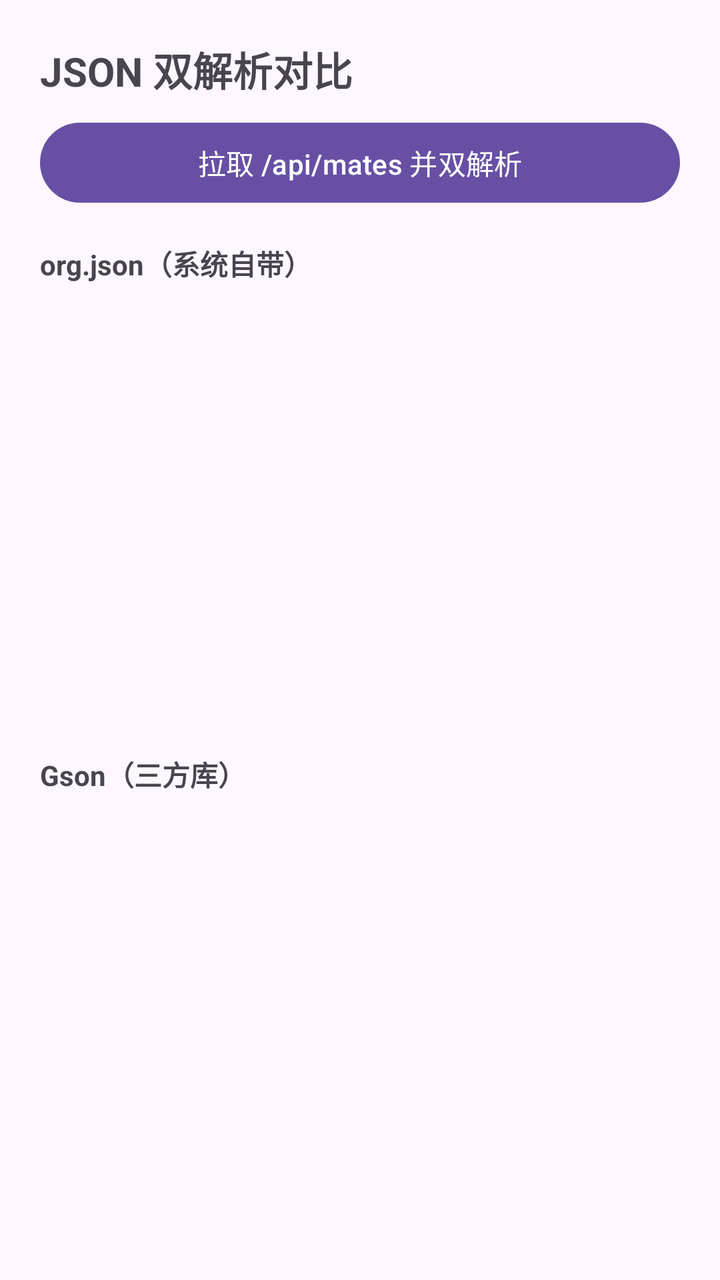
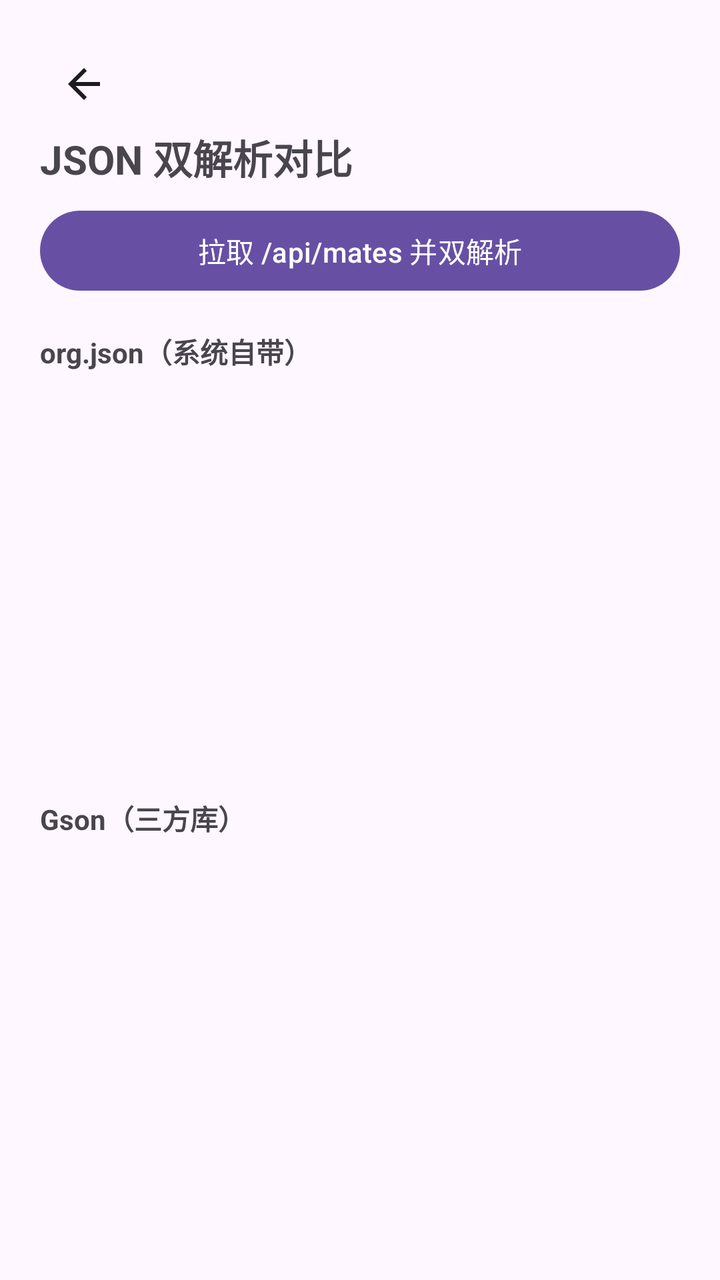

An Android layout rendered at two revisions. The XML below is the earlier revision; the diff shows what the commit changed to produce the second picture.
<!-- AndroidManifest.xml: application theme Theme.Keyou -->
<!-- res/layout/activity_json_compare.xml -->
<?xml version="1.0" encoding="utf-8"?>
<LinearLayout xmlns:android="http://schemas.android.com/apk/res/android"
    android:layout_width="match_parent"
    android:layout_height="match_parent"
    android:orientation="vertical"
    android:padding="20dp">

    <TextView
        android:layout_width="wrap_content"
        android:layout_height="wrap_content"
        android:text="@string/json_compare_title"
        android:textSize="20sp"
        android:textStyle="bold"
        android:layout_marginBottom="8dp" />

    <Button
        android:id="@+id/btn_fetch_parse"
        android:layout_width="match_parent"
        android:layout_height="wrap_content"
        android:text="@string/json_fetch_btn" />

    <TextView
        android:layout_width="wrap_content"
        android:layout_height="wrap_content"
        android:text="@string/json_orgjson_label"
        android:textStyle="bold"
        android:layout_marginTop="16dp" />

    <ScrollView
        android:layout_width="match_parent"
        android:layout_height="0dp"
        android:layout_weight="1">

        <TextView
            android:id="@+id/tv_orgjson_result"
            android:layout_width="match_parent"
            android:layout_height="wrap_content"
            android:fontFamily="monospace"
            android:textSize="13sp" />
    </ScrollView>

    <TextView
        android:layout_width="wrap_content"
        android:layout_height="wrap_content"
        android:text="@string/json_gson_label"
        android:textStyle="bold"
        android:layout_marginTop="12dp" />

    <ScrollView
        android:layout_width="match_parent"
        android:layout_height="0dp"
        android:layout_weight="1">

        <TextView
            android:id="@+id/tv_gson_result"
            android:layout_width="match_parent"
            android:layout_height="wrap_content"
            android:fontFamily="monospace"
            android:textSize="13sp" />
    </ScrollView>

</LinearLayout>
<!-- resources referenced by this layout -->
<resources>
  <string name="json_compare_title">JSON 双解析对比</string>
  <string name="json_fetch_btn">拉取 /api/mates 并双解析</string>
  <string name="json_gson_label">Gson（三方库）</string>
  <string name="json_orgjson_label">org.json（系统自带）</string>
  <style name="Theme.Keyou" parent="Theme.Material3.DayNight.NoActionBar" />
</resources>

<!-- the commit's change to res/layout/activity_json_compare.xml (unified diff, before → after) -->
@@ -4,6 +4,8 @@
     android:layout_height="match_parent"
     android:orientation="vertical"
     android:padding="20dp">
+
+    <include layout="@layout/view_back_bar" />
 
     <TextView
         android:layout_width="wrap_content"
@@ -60,3 +62,19 @@
     </ScrollView>
 
 </LinearLayout>
+<!-- res/layout/view_back_bar.xml (included above) -->
+<?xml version="1.0" encoding="utf-8"?>
+<FrameLayout xmlns:android="http://schemas.android.com/apk/res/android"
+    android:layout_width="wrap_content"
+    android:layout_height="wrap_content">
+
+    <ImageButton
+        android:id="@+id/btn_back"
+        android:layout_width="44dp"
+        android:layout_height="44dp"
+        android:background="?attr/selectableItemBackgroundBorderless"
+        android:contentDescription="@string/back"
+        android:padding="10dp"
+        android:src="@drawable/ic_arrow_back" />
+
+</FrameLayout>
<!-- resource entries referenced after the edit -->
@@ -1,5 +1,18 @@
 <!-- resources referenced by this layout -->
 <resources>
+  <!-- drawable ic_arrow_back (drawable) -->
+  <?xml version="1.0" encoding="utf-8"?>
+  <vector xmlns:android="http://schemas.android.com/apk/res/android"
+      android:width="24dp"
+      android:height="24dp"
+      android:viewportWidth="24"
+      android:viewportHeight="24"
+      android:tint="?attr/colorOnSurface">
+      <path
+          android:fillColor="@android:color/white"
+          android:pathData="M20,11H7.83l5.59,-5.59L12,4l-8,8 8,8 1.41,-1.41L7.83,13H20v-2z" />
+  </vector>
+  <string name="back">返回</string>
   <string name="json_compare_title">JSON 双解析对比</string>
   <string name="json_fetch_btn">拉取 /api/mates 并双解析</string>
   <string name="json_gson_label">Gson（三方库）</string>
